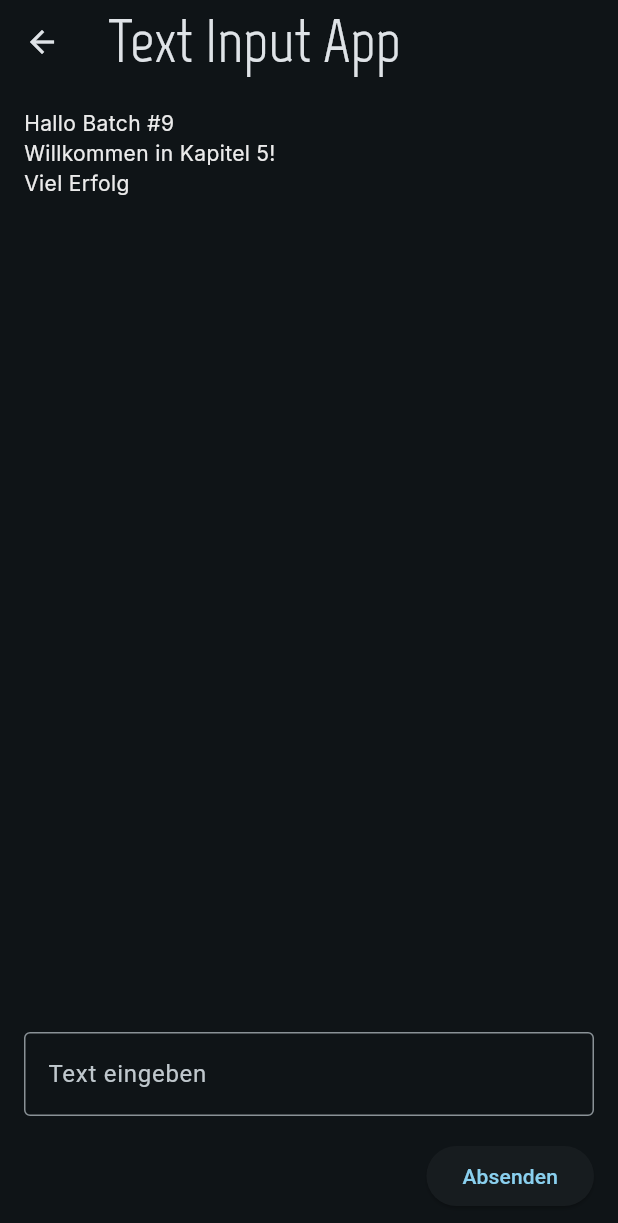
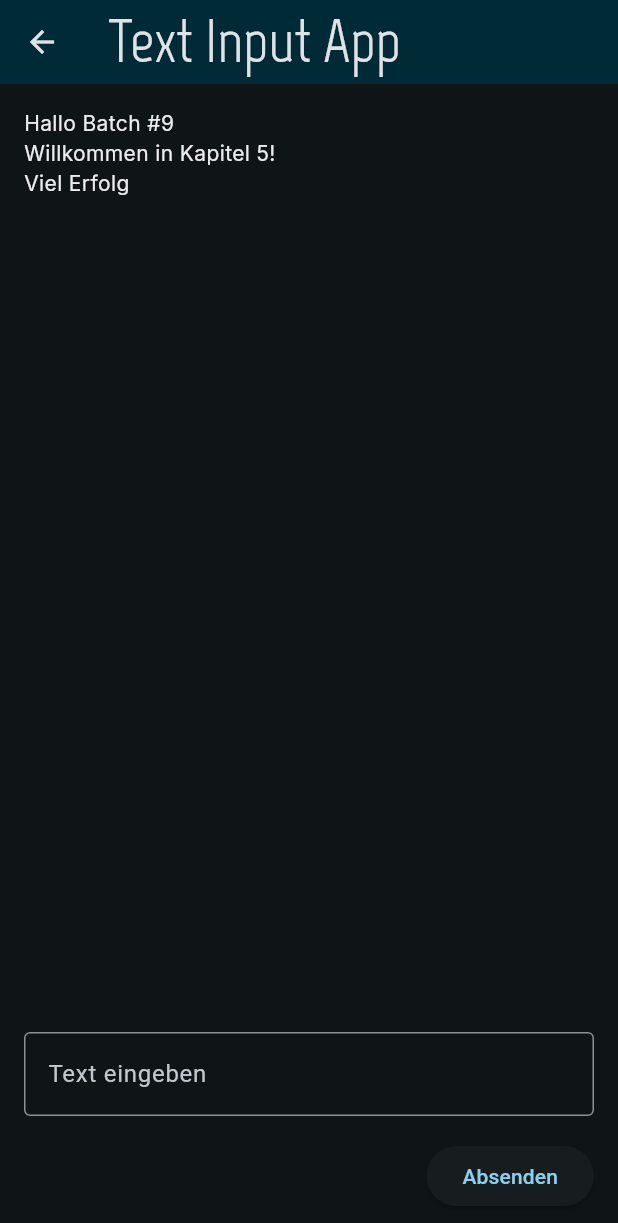
Before and after one commit to Gracelium64/Kapital5, a Flutter app: the TextInputApp screen opened directly, on a phone screen of 412 x 824 dp. Shown: the top 1223 px of the screen. Run offline on Flutter 3.47's test engine with Material 3 defaults, Android fonts, the phone set to English and light mode, and no system bars; our stand-ins replace material_design_icons_flutter.

Commit message:
AppBar backgroundcolor central theming

```diff
--- a/lib/src/features/5.3.1_user_input/presentation/logged_in.dart
+++ b/lib/src/features/5.3.1_user_input/presentation/logged_in.dart
@@ -12,10 +12,7 @@ class LoggedIn extends StatelessWidget {
   @override
   Widget build(BuildContext context) {
     return Scaffold(
-      appBar: AppBar(
-        title: Text('Welcome!'),
-        backgroundColor: Palette.darkTeal,
-      ),
+      appBar: AppBar(title: Text('Welcome!')),
       body: Center(
         child: Column(
           mainAxisAlignment: MainAxisAlignment.center,
--- a/lib/src/features/5.3.1_user_input/presentation/login_screen.dart
+++ b/lib/src/features/5.3.1_user_input/presentation/login_screen.dart
@@ -22,9 +22,7 @@ class _LoginScreenState extends State<LoginScreen> {
     return Scaffold(
       appBar: AppBar(
         title: Text('Kapital 5.3.1'),
-        backgroundColor: Palette.darkTeal,
-      ),
-
+              ),
       body: Padding(
         padding: const EdgeInsets.all(16),
         child: Column(
--- a/lib/src/theme/app_theme.dart
+++ b/lib/src/theme/app_theme.dart
@@ -2,7 +2,8 @@ import 'package:flutter/material.dart';
 import 'package:kapital_5/src/theme/palette.dart';
 
 abstract class AppTheme {
-  static final darkTheme = ThemeData.from(
+  static final darkTheme = ThemeData(
+    appBarTheme: AppBarTheme(backgroundColor: Palette.darkTeal),
     colorScheme: ColorScheme.fromSeed(
       seedColor: Palette.lightTeal,
       brightness: Brightness.dark,
```
